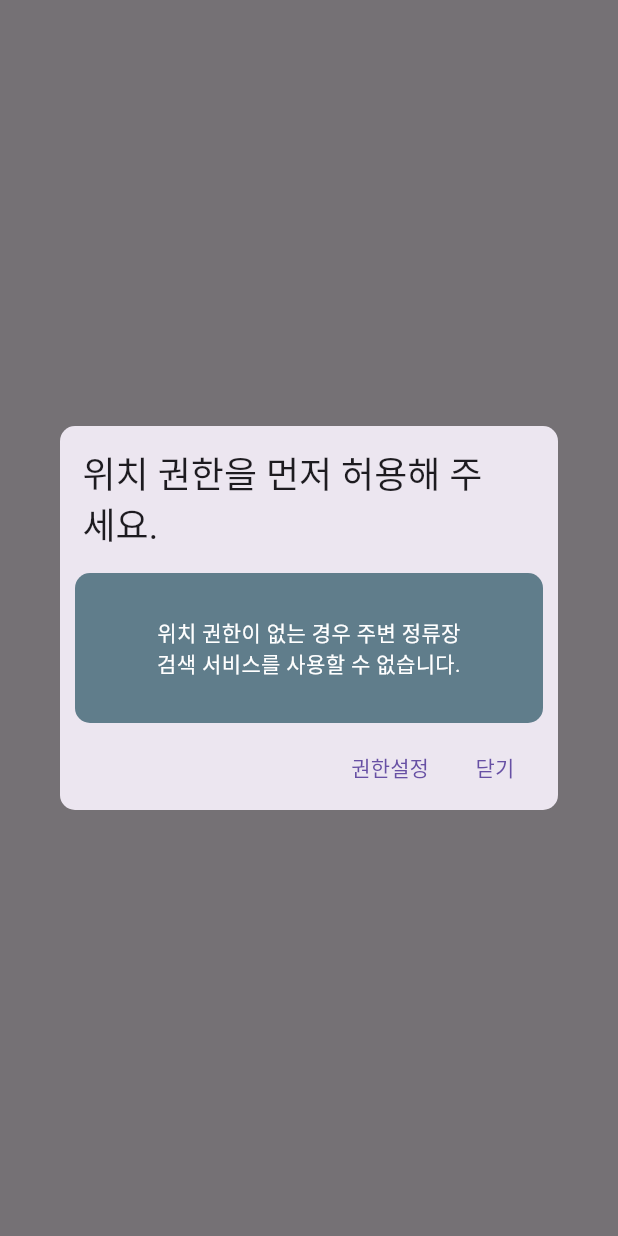
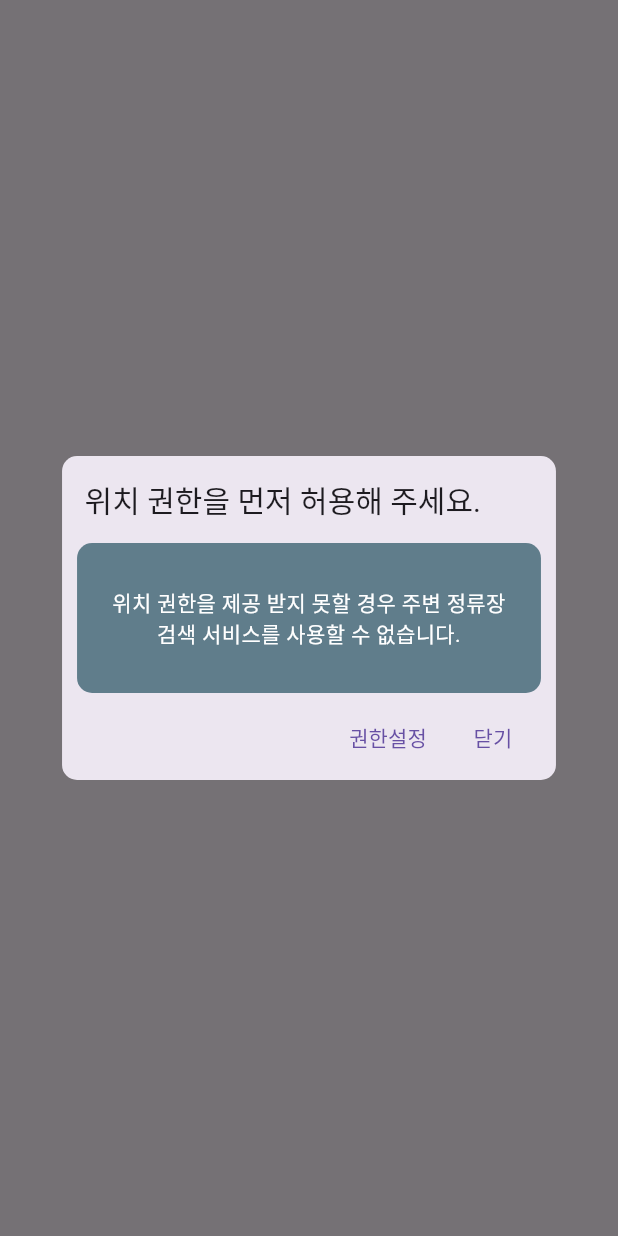
Before and after one commit to devlwh0830/Bus_App_Project, a Flutter app: the FlutterDialog widget shown alone on an empty page, opened directly, on a phone screen of 412 x 824 dp. Run offline on Flutter 3.47's test engine with Material 3 defaults, Android fonts, the phone set to English and light mode, and no system bars; our stand-ins replace flutter_native_splash, fluttertoast, geolocator, permission_handler, shared_preferences; missing offline and left inert: kakaomap_webview, xml2json; accounts and stored records are empty; network calls fail; Roboto replaces fonts that are missing (Godo).

Commit message:
위젯 크기 수정

```diff
--- a/lib/result/result.dart
+++ b/lib/result/result.dart
@@ -1,10 +1,9 @@
-import 'dart:convert';
-
 import 'package:flutter/material.dart';
 import 'package:busapp/apis/api.dart';
 import 'package:busapp/result/arival_popup.dart';
 import 'package:fluttertoast/fluttertoast.dart';
 import 'busline_result.dart';
+import 'package:flutter/foundation.dart' as foundation;
 import 'package:shared_preferences/shared_preferences.dart';
 
 class Result_view extends StatefulWidget {
@@ -191,7 +190,7 @@ class _Result_viewState extends State<Result_view> {
               ),
               Container(
                 width: double.infinity,
-                height: MediaQuery.of(context).size.height - 205,
+                height: foundation.defaultTargetPlatform == foundation.TargetPlatform.iOS ? 710 : 710,
                 child: FutureBuilder(
                   future: _fetch1(),
                   builder: (context, snapshot) {
--- a/lib/view/kakaomap.dart
+++ b/lib/view/kakaomap.dart
@@ -2,7 +2,6 @@ import 'package:flutter/material.dart';
 import 'package:kakaomap_webview/kakaomap_webview.dart';
 import 'package:fluttertoast/fluttertoast.dart';
 import 'package:shared_preferences/shared_preferences.dart';
-
 import '../apis/api.dart';
 import '../result/result.dart';
 
--- a/lib/view/manyfind.dart
+++ b/lib/view/manyfind.dart
@@ -1,8 +1,6 @@
-import 'dart:convert';
 import 'package:flutter/material.dart';
 import 'package:fluttertoast/fluttertoast.dart';
 import 'package:shared_preferences/shared_preferences.dart';
-
 import '../apis/api.dart';
 import '../result/busline_result.dart';
 import '../result/result.dart';
--- a/lib/view/popup.dart
+++ b/lib/view/popup.dart
@@ -15,7 +15,7 @@ void FlutterDialog(context) {
         //Dialog Main Title
         title: Column(
           children: <Widget>[
-            Text("위치 권한을 먼저 허용해 주세요."),
+            Text("위치 권한을 먼저 허용해 주세요.",style: TextStyle(fontSize: 20),),
           ],
         ),
         //
@@ -29,7 +29,7 @@ void FlutterDialog(context) {
             ),
             child: Center(
               child: Text(
-                "위치 권한이 없는 경우 주변 정류장\n검색 서비스를 사용할 수 없습니다.",
+                "위치 권한을 제공 받지 못할 경우 주변 정류장\n검색 서비스를 사용할 수 없습니다.",
                 textAlign: TextAlign.center,style: TextStyle(color: Colors.white),),
             )
         ),
```
Also changed, not shown: lib/result/busline_result.dart (+5 -6 lines), lib/view/main.dart (+7 -7 lines).
